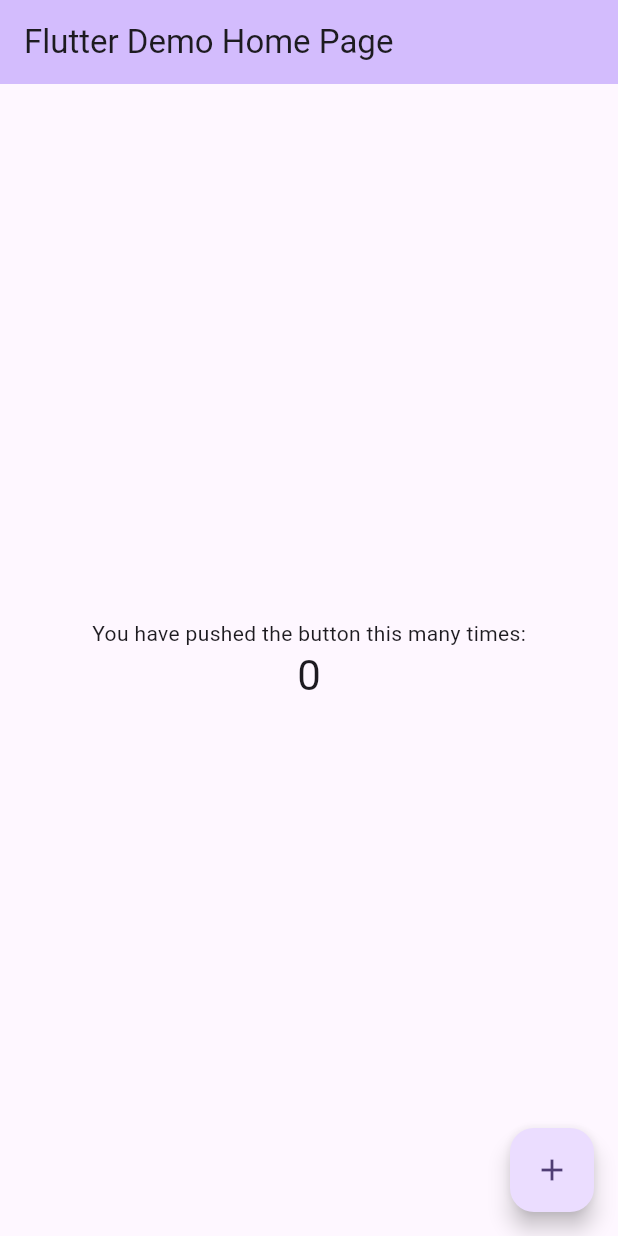
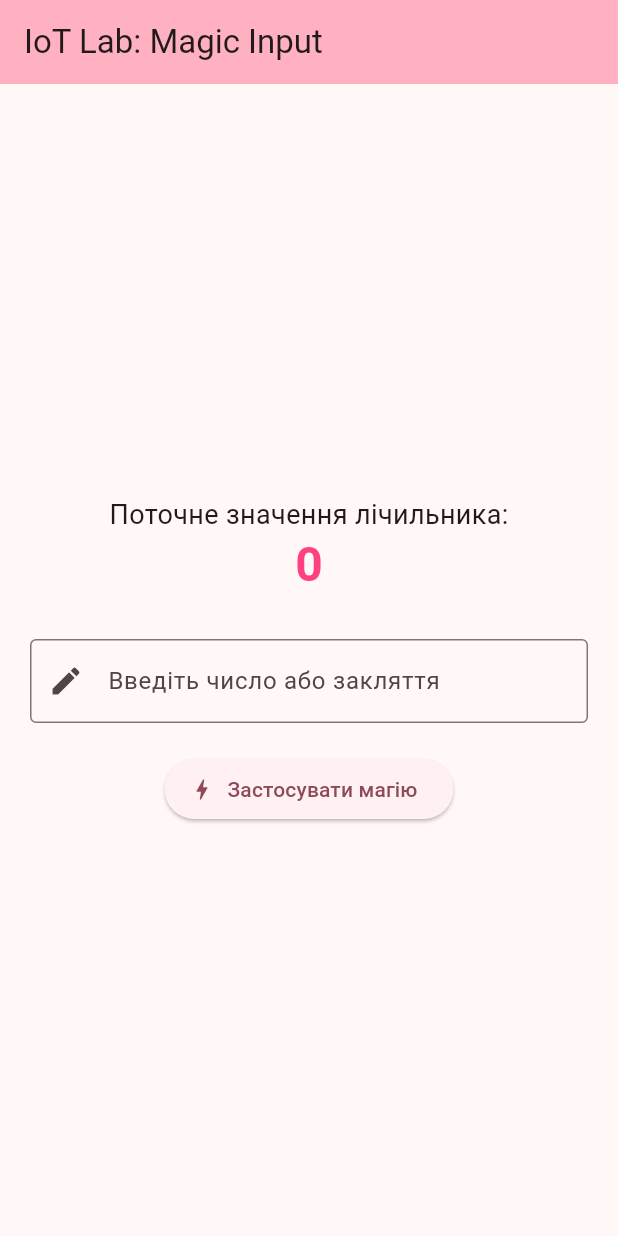
Before and after one commit to Denysko8/iot_flutter, a Flutter app: the screen it shows after launch, on a phone screen of 412 x 824 dp. Run offline on Flutter 3.47's test engine with Material 3 defaults, Android fonts, the light colour scheme and no system bars.

Commit message:
text field and increment successfully created (p.s. there is a secret hiding in the app :)

```diff
--- a/lib/main.dart
+++ b/lib/main.dart
@@ -7,47 +7,22 @@
 class MyApp extends StatelessWidget {
   const MyApp({super.key});
 
-  // This widget is the root of your application.
   @override
   Widget build(BuildContext context) {
     return MaterialApp(
-      title: 'Flutter Demo',
+      debugShowCheckedModeBanner: false,
+      title: 'IoT Flutter Lab 1',
       theme: ThemeData(
-        // This is the theme of your application.
-        //
-        // TRY THIS: Try running your application with "flutter run". You'll see
-        // the application has a purple toolbar. Then, without quitting the app,
-        // try changing the seedColor in the colorScheme below to Colors.green
-        // and then invoke "hot reload" (save your changes or press the "hot
-        // reload" button in a Flutter-supported IDE, or press "r" if you used
-        // the command line to start the app).
-        //
-        // Notice that the counter didn't reset back to zero; the application
-        // state is not lost during the reload. To reset the state, use hot
-        // restart instead.
-        //
-        // This works for code too, not just values: Most code changes can be
-        // tested with just a hot reload.
-        colorScheme: ColorScheme.fromSeed(seedColor: Colors.deepPurple),
+        colorScheme: ColorScheme.fromSeed(seedColor: Colors.pinkAccent),
+        useMaterial3: true,
       ),
-      home: const MyHomePage(title: 'Flutter Demo Home Page'),
+      home: const MyHomePage(),
     );
   }
 }
 
 class MyHomePage extends StatefulWidget {
-  const MyHomePage({super.key, required this.title});
-
-  // This widget is the home page of your application. It is stateful, meaning
-  // that it has a State object (defined below) that contains fields that affect
-  // how it looks.
-
-  // This class is the configuration for the state. It holds the values (in this
-  // case the title) provided by the parent (in this case the App widget) and
-  // used by the build method of the State. Fields in a Widget subclass are
-  // always marked "final".
-
-  final String title;
+  const MyHomePage({super.key});
 
   @override
   State<MyHomePage> createState() => _MyHomePageState();
@@ -55,68 +30,84 @@
 
 class _MyHomePageState extends State<MyHomePage> {
   int _counter = 0;
+  final TextEditingController _controller = TextEditingController();
 
-  void _incrementCounter() {
+  void _handleInput(String value) {
+    final cleanValue = value.trim().toLowerCase();
+
     setState(() {
-      // This call to setState tells the Flutter framework that something has
-      // changed in this State, which causes it to rerun the build method below
-      // so that the display can reflect the updated values. If we changed
-      // _counter without calling setState(), then the build method would not be
-      // called again, and so nothing would appear to happen.
-      _counter++;
+      // 1. Перевірка на "Avada Kedavra"
+      if (cleanValue == 'avada kedavra') {
+        _counter = 0;
+        _controller.clear();
+        return;
+      }
+
+      // 2. Спеціальна обробка секретного тексту
+      if (cleanValue == 'go away!') {
+        _counter += 7;
+        _controller.clear();
+        return;
+      }
+
+      // 3. Спроба конвертувати текст у число
+      final int? inputNumber = int.tryParse(cleanValue);
+      if (inputNumber != null) {
+        _counter += inputNumber;
+        _controller.clear();
+      }
     });
   }
 
   @override
+  void dispose() {
+    _controller.dispose(); // Важливо для пам'яті
+    super.dispose();
+  }
+
+  @override
   Widget build(BuildContext context) {
-    // This method is rerun every time setState is called, for instance as done
-    // by the _incrementCounter method above.
-    //
-    // The Flutter framework has been optimized to make rerunning build methods
-    // fast, so that you can just rebuild anything that needs updating rather
-    // than having to individually change instances of widgets.
     return Scaffold(
       appBar: AppBar(
-        // TRY THIS: Try changing the color here to a specific color (to
-        // Colors.amber, perhaps?) and trigger a hot reload to see the AppBar
-        // change color while the other colors stay the same.
+        title: const Text('IoT Lab: Magic Input'),
         backgroundColor: Theme.of(context).colorScheme.inversePrimary,
-        // Here we take the value from the MyHomePage object that was created by
-        // the App.build method, and use it to set our appbar title.
-        title: Text(widget.title),
       ),
-      body: Center(
-        // Center is a layout widget. It takes a single child and positions it
-        // in the middle of the parent.
+      body: Padding(
+        padding: const EdgeInsets.all(20),
         child: Column(
-          // Column is also a layout widget. It takes a list of children and
-          // arranges them vertically. By default, it sizes itself to fit its
-          // children horizontally, and tries to be as tall as its parent.
-          //
-          // Column has various properties to control how it sizes itself and
-          // how it positions its children. Here we use mainAxisAlignment to
-          // center the children vertically; the main axis here is the vertical
-          // axis because Columns are vertical (the cross axis would be
-          // horizontal).
-          //
-          // TRY THIS: Invoke "debug painting" (choose the "Toggle Debug Paint"
-          // action in the IDE, or press "p" in the console), to see the
-          // wireframe for each widget.
           mainAxisAlignment: MainAxisAlignment.center,
           children: <Widget>[
-            const Text('You have pushed the button this many times:'),
+            const Text(
+              'Поточне значення лічильника:',
+              style: TextStyle(fontSize: 18),
+            ),
             Text(
               '$_counter',
-              style: Theme.of(context).textTheme.headlineMedium,
+              style: Theme.of(context).textTheme.headlineLarge?.copyWith(
+                fontWeight: FontWeight.bold,
+                color: Colors.pinkAccent,
+              ),
+            ),
+            const SizedBox(height: 30),
+            TextField(
+              controller: _controller,
+              decoration: const InputDecoration(
+                border: OutlineInputBorder(),
+                labelText: 'Введіть число або закляття',
+                hintText: 'Напр: 10 або Avada Kedavra',
+                prefixIcon: Icon(Icons.edit),
+              ),
+              onSubmitted: _handleInput, // Спрацьовує при натисканні Enter
+            ),
+            const SizedBox(height: 20),
+            ElevatedButton.icon(
+              onPressed: () => _handleInput(_controller.text),
+              icon: const Icon(Icons.bolt),
+              label: const Text('Застосувати магію'),
             ),
           ],
         ),
       ),
-      floatingActionButton: FloatingActionButton(
-        onPressed: _incrementCounter,
-        tooltip: 'Increment',
-        child: const Icon(Icons.add),
-      ), // This trailing comma makes auto-formatting nicer for build methods.
     );
   }
 }
```
